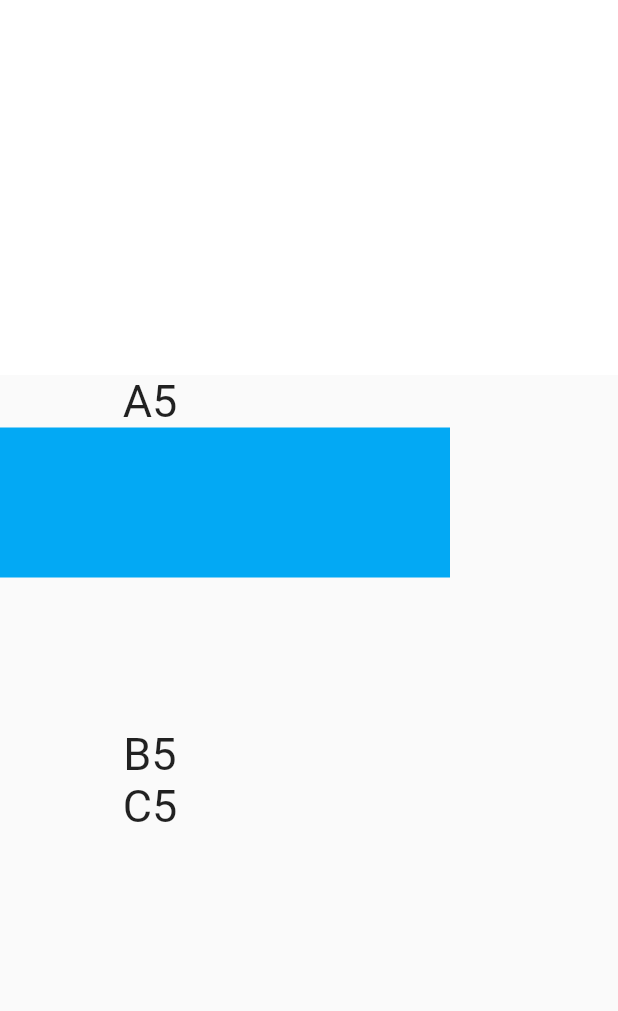
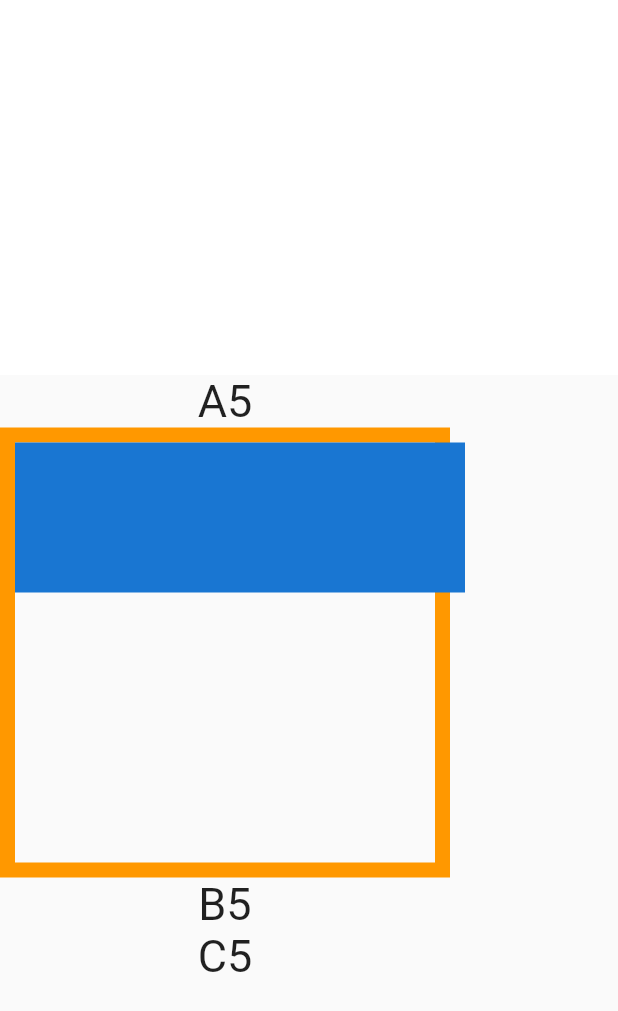
Before and after one commit to fzyzcjy/flutter_smooth, a Flutter app: the screen it shows after launch, on a phone screen of 412 x 824 dp. Shown: the top 1011 px of the screen. Run offline on Flutter 3.47's test engine with Material 2 defaults, Android fonts, the phone set to English and light mode, and no system bars; statements that could not run were skipped.

Commit message:
let SecondTreeAdapterWidget understand parent constraints

```diff
--- a/packages/hello_package/lib/main.dart
+++ b/packages/hello_package/lib/main.dart
@@ -47,15 +47,23 @@ class _MyAppState extends State<MyApp> {
     return Column(
       children: [
         Text('A$buildCount', style: TextStyle(fontSize: 30)),
+        Container(
+          decoration: BoxDecoration(
+              border: Border.all(color: Colors.orange, width: 10)),
+          width: 300,
+          height: 300,
           // hack: [SecondTreeAdapterWidget] does not respect "offset" in paint
           // now, so we add a RepaintBoundary to let offset==0
-        RepaintBoundary(
+          // hack: [SecondTreeAdapterWidget] does not respect "offset" in paint
+          // now, so we add a RepaintBoundary to let offset==0
+          child: RepaintBoundary(
             child: SecondTreeAdapterWidget(
               parentBuildCount: buildCount,
               // child: Container(
               //   color: Colors.pink.shade100,
               //   child: Text('child-inside-SecondTreeAdapter$buildCount'),
               // ),
+            ),
           ),
         ),
         Text('B$buildCount', style: TextStyle(fontSize: 30)),
@@ -240,7 +248,7 @@ class RenderSecondTreeAdapter extends RenderBox {
   @override
   void performLayout() {
     print('$runtimeType.performLayout called');
-    size = Size(200, 200);
+    size = constraints.biggest;
   }
 
   // TODO correct?
@@ -403,8 +411,7 @@ class SecondTreePack {
       return Container(
         width: 50 * innerStatefulBuilderBuildCount.toDouble(),
         height: 100,
-        color: Colors.primaries[
-            innerStatefulBuilderBuildCount % Colors.primaries.length],
+        color: Colors.blue[(innerStatefulBuilderBuildCount * 100) % 800 + 100],
         // child:
         //     DrawCircleWidget(parentBuildCount: innerStatefulBuilderBuildCount),
       );
```
Lines whose indentation alone changed are shown as unchanged.
